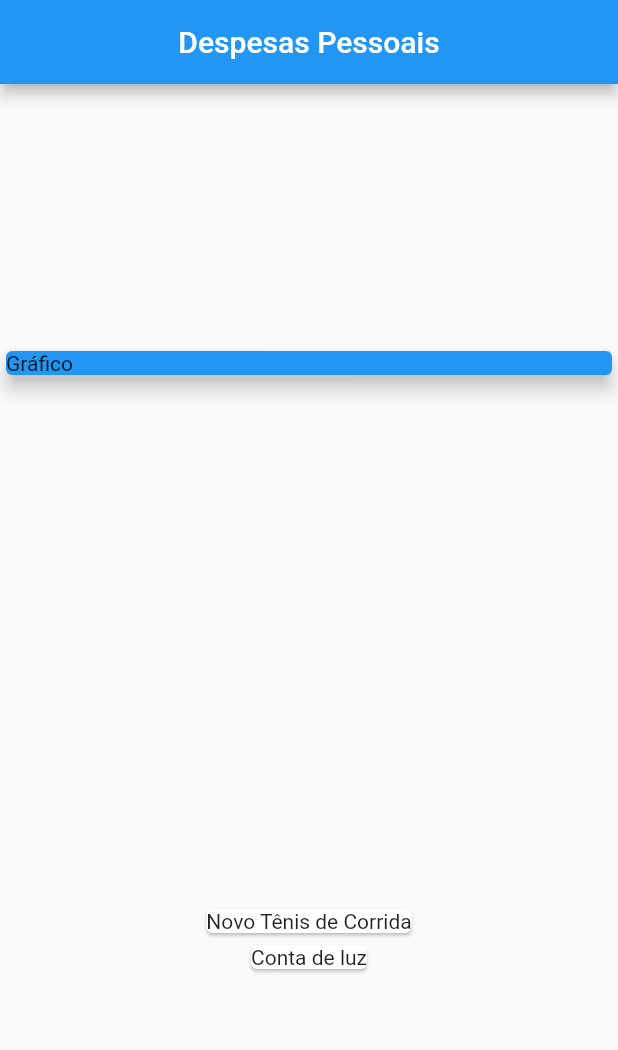
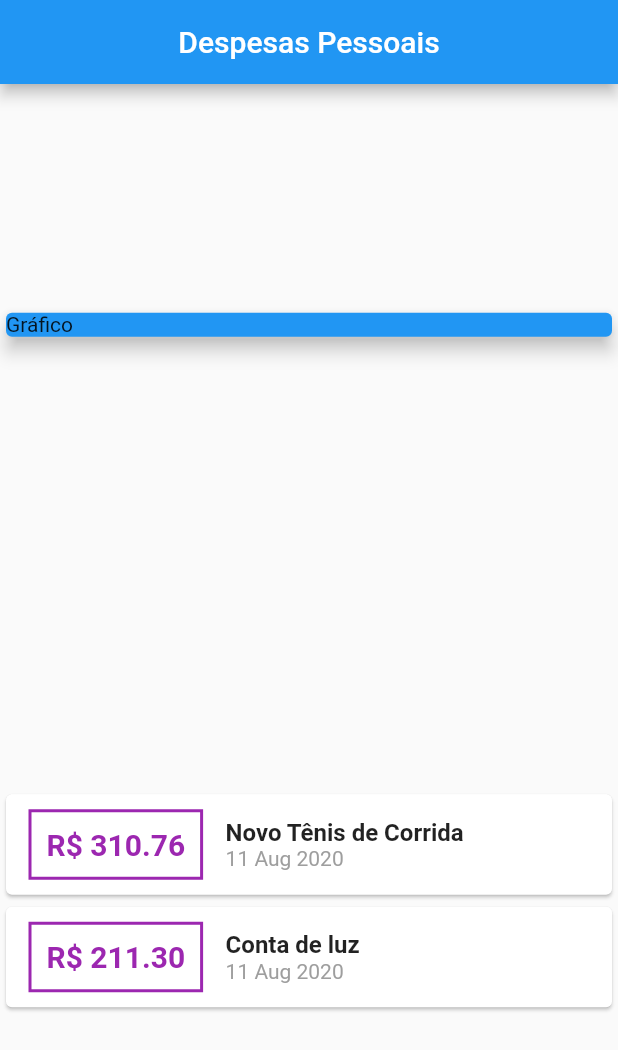
Before and after one commit to rhpessoa/ExpensesApp, a Flutter app: the screen it shows after launch, on a phone screen of 412 x 824 dp. Shown: the top 1050 px of the screen. Run offline on Flutter 3.47's test engine with Material 2 defaults, Android fonts, the phone set to English and light mode, and no system bars.

Commit message:
estilização de preços, texto e formatação de data.

```diff
--- a/lib/main.dart
+++ b/lib/main.dart
@@ -1,5 +1,6 @@
 import 'models/transaction.dart';
 import 'package:flutter/material.dart';
+import 'package:intl/intl.dart';
 
 main() => runApp(ExpensesApp());
 
@@ -47,7 +48,46 @@ class MyHomePage extends StatelessWidget {
             Column(
               children: _transactions.map((tr) {
                 return Card(
-                  child: Text(tr.title),
+                  child: Row(
+                    children: <Widget>[
+                      Container(
+                        margin:
+                            EdgeInsets.symmetric(horizontal: 15, vertical: 10),
+                        decoration: BoxDecoration(
+                            border: Border.all(
+                          color: Colors.purple,
+                          width: 2,
+                        )),
+                        padding: EdgeInsets.all(10),
+                        child: Text(
+                          'R\$ ${tr.value.toStringAsFixed(2)}',
+                          style: TextStyle(
+                            fontWeight: FontWeight.bold,
+                            fontSize: 20,
+                            color: Colors.purple,
+                          ),
+                        ),
+                      ),
+                      Column(
+                        crossAxisAlignment: CrossAxisAlignment.start,
+                        children: <Widget>[
+                          Text(
+                            tr.title,
+                            style: TextStyle(
+                              fontWeight: FontWeight.bold,
+                              fontSize: 16,
+                            ),
+                          ),
+                          Text(
+                            DateFormat('d MMM y').format(tr.date),
+                            style: TextStyle(
+                              color: Colors.grey,
+                            ),
+                          )
+                        ],
+                      )
+                    ],
+                  ),
                 );
               }).toList(),
             )
--- a/pubspec.yaml
+++ b/pubspec.yaml
@@ -23,6 +23,7 @@ environment:
 dependencies:
   flutter:
     sdk: flutter
+  intl: ^0.16.1
 
 
   # The following adds the Cupertino Icons font to your application.
```
Also changed, not shown: pubspec.lock.
